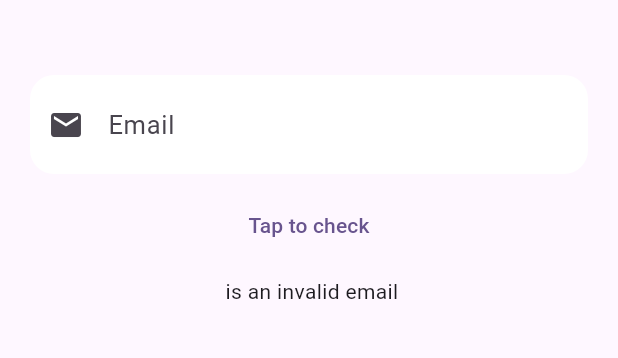
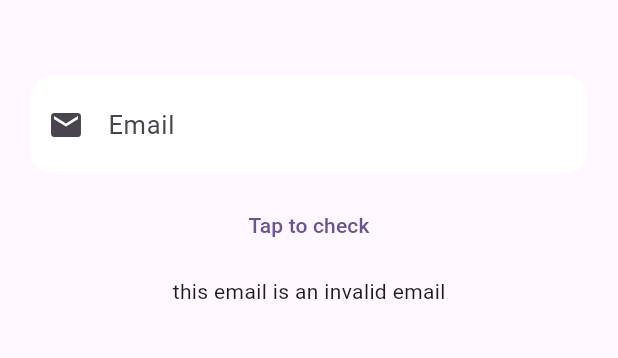
Before and after one commit to iOSHiepLe/mail_check, a Flutter app: the screen it shows after launch, after a tap on "Tap to check", on a phone screen of 412 x 824 dp, the part 84-442 px from its top. Run offline on Flutter 3.47's test engine with Material 2 defaults, Android fonts, the phone set to English and light mode, and no system bars.

Commit message:
release 0.0.4

```diff
--- a/mail_check/example/lib/main.dart
+++ b/mail_check/example/lib/main.dart
@@ -41,14 +41,14 @@ class _MyHomePageState extends State<MyHomePage> {
         customRegex:
             r"^((([a-z]|\d|[!#\$%&'\*\+\-\/=\?\^_`{\|}~]|[\u00A0-\uD7FF\uF900-\uFDCF\uFDF0-\uFFEF])+(\.([a-z]|\d|[!#\$%&'\*\+\-\/=\?\^_`{\|}~]|[\u00A0-\uD7FF\uF900-\uFDCF\uFDF0-\uFFEF])+)*)|((\x22)((((\x20|\x09)*(\x0d\x0a))?(\x20|\x09)+)?(([\x01-\x08\x0b\x0c\x0e-\x1f\x7f]|\x21|[\x23-\x5b]|[\x5d-\x7e]|[\u00A0-\uD7FF\uF900-\uFDCF\uFDF0-\uFFEF])|(\\\\([\x01-\x09\x0b\x0c\x0d-\x7f]|[\u00A0-\uD7FF\uF900-\uFDCF\uFDF0-\uFFEF]))))*(((\x20|\x09)*(\x0d\x0a))?(\x20|\x09)+)?(\x22)))@((([a-z]|\d|[\u00A0-\uD7FF\uF900-\uFDCF\uFDF0-\uFFEF])|(([a-z]|\d|[\u00A0-\uD7FF\uF900-\uFDCF\uFDF0-\uFFEF])([a-z]|\d|-|\.|_|~|[\u00A0-\uD7FF\uF900-\uFDCF\uFDF0-\uFFEF])*([a-z]|\d|[\u00A0-\uD7FF\uF900-\uFDCF\uFDF0-\uFFEF])))\.)+(([a-z]|[\u00A0-\uD7FF\uF900-\uFDCF\uFDF0-\uFFEF])|(([a-z]|[\u00A0-\uD7FF\uF900-\uFDCF\uFDF0-\uFFEF])([a-z]|\d|-|\.|_|~|[\u00A0-\uD7FF\uF900-\uFDCF\uFDF0-\uFFEF])*([a-z]|[\u00A0-\uD7FF\uF900-\uFDCF\uFDF0-\uFFEF])))$",
         customDomains: ["yopmail.com"], callBack: (response) {
-      var message = "$email is a valid email";
+      var message = "this email is a valid email";
       if (response.isValidEmail) {
         if (response.suggestion != null) {
           message =
-              "Are you sure with email: $email\nSuggestion: ${response.suggestion?.fullEmail}";
+              "Are you sure with email: $email\nSuggestion: ${response.suggestion?.fullEmail}\nsuggestion Type: ${response.suggestion?.suggestionType}";
         }
       } else {
-        message = "$email is an invalid email";
+        message = "this email is an invalid email";
       }
       setState(() {
         _message = message;
--- a/mail_check/lib/mail_check.dart
+++ b/mail_check/lib/mail_check.dart
@@ -1,6 +1,5 @@
 library mail_check;
 
-import 'package:flutter/material.dart';
 import 'package:mail_check/ascii_folder.dart';
 
 class MailCheckResponse {
@@ -14,9 +13,16 @@ class MailCheckResult {
   String? address;
   String? domain;
   String? fullEmail;
+  SuggestionType suggestionType;
 
-  MailCheckResult({this.address, this.domain, this.fullEmail});
+  MailCheckResult(
+      {this.address,
+      this.domain,
+      this.fullEmail,
+      this.suggestionType = SuggestionType.notFoundDomain});
 }
+
+enum SuggestionType { hasSpecialCharacter, notFoundDomain }
 
 class MailCheck {
   static const int domainThreshold = 4;
@@ -77,7 +83,6 @@ class MailCheck {
 
     MailCheckResponse result = suggest(
       email,
-      encodeEmail(email),
       domains,
       topLevelDomains,
       distanceFunction,
@@ -87,7 +92,6 @@ class MailCheck {
   }
 
   static MailCheckResponse suggest(
-    String originEmail,
     String email,
     List<String> domains,
     List<String> topLevelDomains,
@@ -99,20 +103,13 @@ class MailCheck {
       return MailCheckResponse(isValidEmail: false);
     }
 
-    // Split email
     EmailParts? emailParts = splitEmail(email);
-    EmailParts? originEmailParts = splitEmail(originEmail);
-    if (emailParts == null || originEmailParts == null) {
+    if (emailParts == null) {
       return MailCheckResponse(isValidEmail: false);
     }
 
-    debugPrint("Test => ${emailParts.address}");
-    debugPrint(
-        "Email: ${originEmailParts.address} => Result: ${ASCIIFolder.foldMaintaining(originEmailParts.address)}");
-
-    String closestAddress =
-        ASCIIFolder.foldMaintaining(originEmailParts.address);
-    bool isSuggestAddress = closestAddress != originEmailParts.address;
+    String closestAddress = ASCIIFolder.foldMaintaining(emailParts.address);
+    bool isSuggestAddress = closestAddress != emailParts.address;
     String? closestDomain = findClosestDomain(
       emailParts.domain,
       domains,
@@ -122,14 +119,19 @@ class MailCheck {
 
     if (closestDomain != null && closestDomain != emailParts.domain) {
       // The email address closely matches one of the supplied domains; return a suggestion
+      String nonAsciiDomain = ASCIIFolder.foldMaintaining(closestDomain);
+      final isContainSCharacter =
+          isSuggestAddress || (nonAsciiDomain != closestDomain);
       return MailCheckResponse(
         isValidEmail: true,
         suggestion: MailCheckResult(
-            address:
-                isSuggestAddress ? closestAddress : originEmailParts.address,
-            domain: closestDomain,
+            address: isSuggestAddress ? closestAddress : emailParts.address,
+            domain: nonAsciiDomain,
             fullEmail:
-                '${isSuggestAddress ? closestAddress : originEmailParts.address}@$closestDomain'),
+                '${isSuggestAddress ? closestAddress : emailParts.address}@$nonAsciiDomain',
+            suggestionType: isContainSCharacter
+                ? SuggestionType.hasSpecialCharacter
+                : SuggestionType.notFoundDomain),
       );
     } else {
       // The email address does not closely match one of the supplied domains
@@ -147,24 +149,34 @@ class MailCheck {
         closestDomain =
             domain.substring(0, domain.lastIndexOf(emailParts.topLevelDomain)) +
                 closestTopLevelDomain;
+        String nonAsciiDomain = ASCIIFolder.foldMaintaining(closestDomain);
+        final isContainSCharacter =
+            isSuggestAddress || (nonAsciiDomain != closestDomain);
         return MailCheckResponse(
           isValidEmail: true,
           suggestion: MailCheckResult(
-              address:
-                  isSuggestAddress ? closestAddress : originEmailParts.address,
-              domain: closestDomain,
+              address: isSuggestAddress ? closestAddress : emailParts.address,
+              domain: nonAsciiDomain,
               fullEmail:
-                  '${isSuggestAddress ? closestAddress : originEmailParts.address}@$closestDomain'),
+                  '${isSuggestAddress ? closestAddress : emailParts.address}@$nonAsciiDomain',
+              suggestionType: isContainSCharacter
+                  ? SuggestionType.hasSpecialCharacter
+                  : SuggestionType.notFoundDomain),
         );
       } else {
-        if (closestAddress != originEmailParts.address) {
+        String nonAsciiDomain = ASCIIFolder.foldMaintaining(emailParts.domain);
+        final isContainSCharacter =
+            isSuggestAddress || (nonAsciiDomain != closestDomain);
+        if (isContainSCharacter) {
           return MailCheckResponse(
             isValidEmail: true,
             suggestion: MailCheckResult(
-              address: closestAddress,
-              domain: emailParts.domain,
-              fullEmail: '$closestAddress@${emailParts.domain}',
-            ),
+                address: closestAddress,
+                domain: nonAsciiDomain,
+                fullEmail: '$closestAddress@$nonAsciiDomain',
+                suggestionType: isContainSCharacter
+                    ? SuggestionType.hasSpecialCharacter
+                    : SuggestionType.notFoundDomain),
           );
         }
       }
--- a/mail_check/pubspec.yaml
+++ b/mail_check/pubspec.yaml
@@ -1,6 +1,6 @@
 name: mail_check
 description: A Flutter package for both android, iOS and web. which provides email validate and make email suggestion.
-version: 0.0.3
+version: 0.0.4
 homepage: https://github.com/iOSHiepLe/mail_check
 
 environment:
```
Also changed, not shown: 1 other file.
